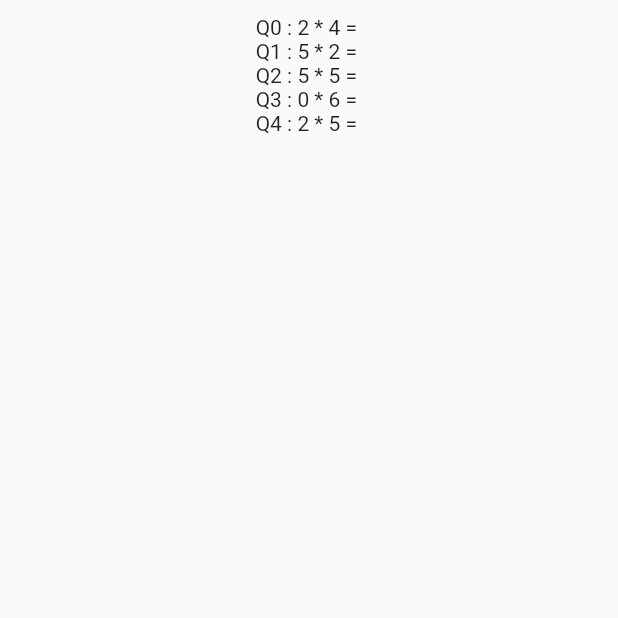
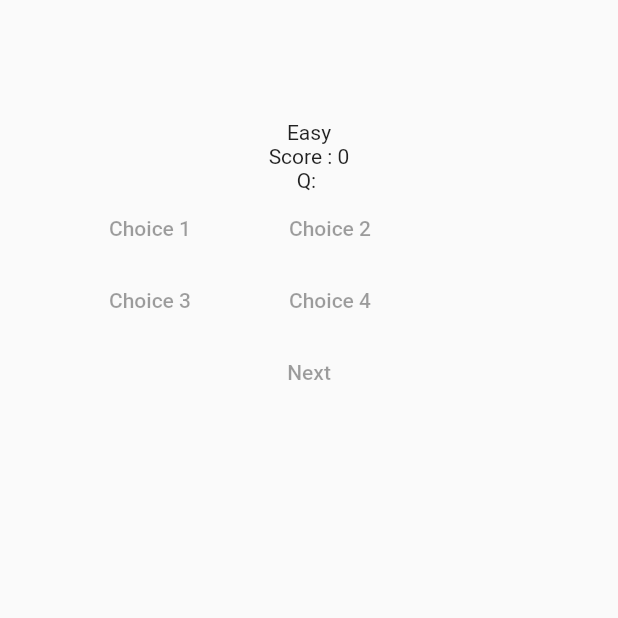
Before and after one commit to ammanath/mult_tables, a Flutter app: the screen it shows after launch, after a tap on "Easy", on a phone screen of 412 x 824 dp, the top half of it. Run offline on Flutter 3.47's test engine with Material 2 defaults, Android fonts, the phone set to English and light mode, and no system bars.

Commit message:
minor changes to quiz page

```diff
--- a/lib/pages/quizPageWidget.dart
+++ b/lib/pages/quizPageWidget.dart
@@ -54,30 +54,72 @@ class QuizQuestionsWidget extends StatefulWidget {
 
 class _QuizQuestionsWidgetState extends State<QuizQuestionsWidget> {
   final quiz = Quiz(5, 7, 0, true);
+  var score = 0;
+  var question = '';
   @override
   Widget build(BuildContext context) {
     return WillPopScope(
       onWillPop: () async => false,
       child: Scaffold(
         body: Container(
-            margin: const EdgeInsets.all(10.0),
+            margin: const EdgeInsets.all(40.0),
             alignment: Alignment.topCenter,
             child: Column(
-              children:
-                getText(),
+              children: <Widget>[
+                new Padding(padding: EdgeInsets.all(20.0)),
+                new Text(widget.level),
+                new Text('Score : $score'),
+                new Text('Q: $question'),
+                Row(
+                  children: <Widget>[
+                    MaterialButton(
+                      child: new Text('Choice 1'),
+                      onPressed: null,
+                      minWidth: 120.0,
+                    ),
+                    MaterialButton(
+                      child: new Text('Choice 2'),
+                      onPressed: null,
+                      minWidth: 120.0,
+                    )
+                  ],
+                ),
+                Row(
+                  children: <Widget>[
+                    MaterialButton(
+                      child: new Text('Choice 3'),
+                      onPressed: null,
+                      minWidth: 120.0,
+                    ),
+                    MaterialButton(
+                      child: new Text('Choice 4'),
+                      onPressed: null,
+                      minWidth: 120.0,
+                    )
+                  ],
+                ),
+                Row(
+                  mainAxisAlignment: MainAxisAlignment.center,
+                  children: <Widget>[
+                  MaterialButton(
+                    child: new Text('Next'),
+                    onPressed: null,
+                    minWidth: 120.0,
+                  ),
+                ])
+              ],
             )),
       ),
     );
   }
 
-  dynamic getText(){
+  dynamic getAllQuizQuestions() {
     var texts = <Widget>[];
-    for (int i = 0; i < quiz.firstListOfNumbers.length; i++)
-                  {
-                    texts.add(Text(
-                        'Q$i : ${quiz.firstListOfNumbers[i]} * ${quiz.secondListOfNumbers[i]} = '));
-                  }
-                  return texts;
+    print('In getText, level is: ${widget.level}');
+    for (int i = 0; i < quiz.firstListOfNumbers.length; i++) {
+      texts.add(Text(
+          'Q$i : ${quiz.firstListOfNumbers[i]} * ${quiz.secondListOfNumbers[i]} = '));
+    }
+    return texts;
   }
-
 }
```
